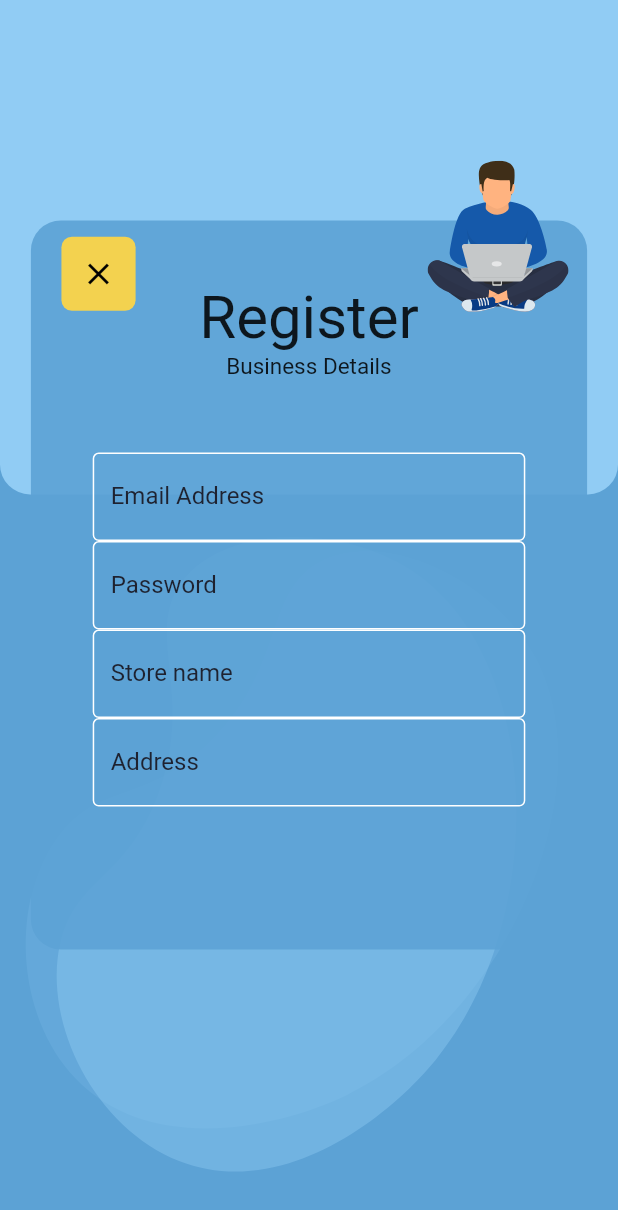
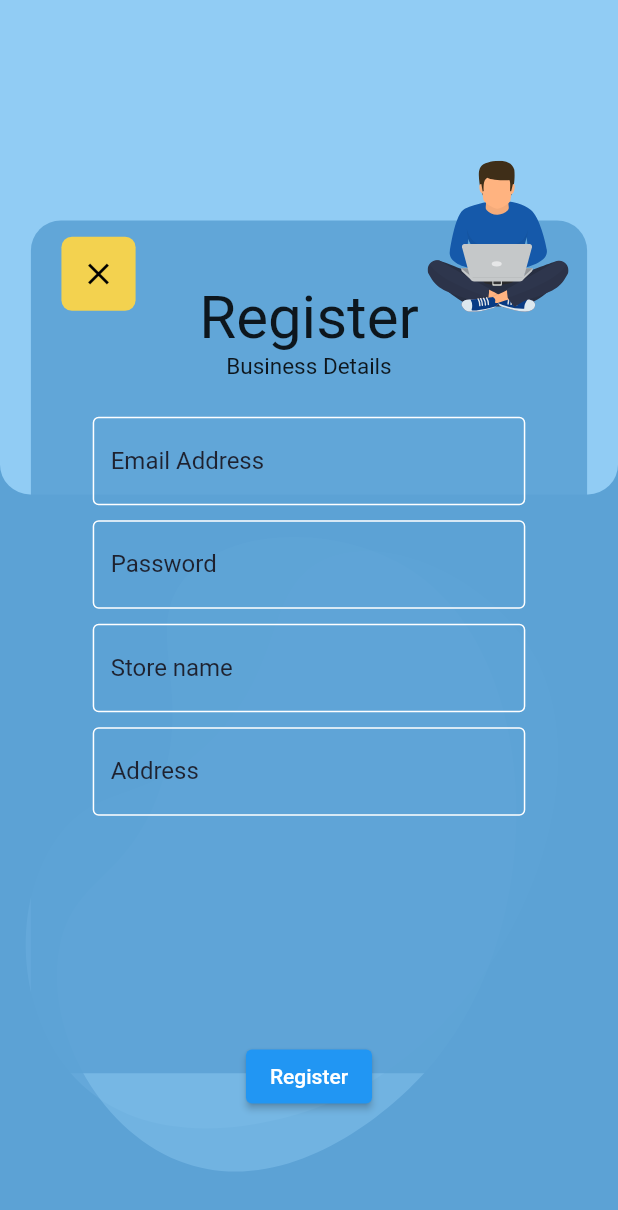
Before and after one commit to DSC-BGU/study-buddy, a Flutter app: the AuthScreen screen opened by its route, on a phone screen of 412 x 824 dp. Shown: the top 1210 px of the screen. Run offline on Flutter 3.47's test engine with Material 2 defaults, Android fonts, the phone set to English and light mode, and no system bars; our stand-ins replace cloud_firestore, firebase_analytics, firebase_auth, firebase_core, firebase_crashlytics, firebase_storage and 7 more; missing offline and left inert: flutter_circular_slider, is_lock_screen, screen_state; accounts and stored records are empty; network calls fail; statements that could not run were skipped.

Commit message:
make the registration work

```diff
--- a/lib/Screens/sharedScreens/Authentication/auth_screen.dart
+++ b/lib/Screens/sharedScreens/Authentication/auth_screen.dart
@@ -1,14 +1,14 @@
+import 'package:cloud_firestore/cloud_firestore.dart';
 import 'package:flutter/material.dart';
 import 'package:firebase_auth/firebase_auth.dart';
 import 'package:flutter/services.dart';
-import 'package:cloud_firestore/cloud_firestore.dart';
 import 'package:flutter_svg/flutter_svg.dart';
+import 'package:image_picker/image_picker.dart';
 import 'package:study_buddy/utils/HexColor.dart';
+import 'package:study_buddy/utils/firebaseStorage.dart';
 import 'package:study_buddy/widgets/designs/Background.dart';
-import 'package:study_buddy/widgets/designs/TopCurve.dart';
-
+import "dart:io";
 import '../../../app_localizations.dart';
-import '../../../widgets/sharedWidgets/auth/auth_form.dart';
 
 class AuthScreen extends StatefulWidget {
   @override
@@ -20,11 +20,13 @@ class AuthScreen extends StatefulWidget {
 class _AuthScreenState extends State<AuthScreen> {
   String t(String text) => AppLocalizations.of(context).translate(text);
   final FirebaseAuth _auth = FirebaseAuth.instance;
+  final _formKey = GlobalKey<FormState>();
   var _isLoading = false;
   String userEmail = null;
   String password = null;
   String storeName = null;
   String address = null;
+  File _imageFile = null;
 
   // void _submitAuthForm(
   //   String email,
@@ -98,18 +100,48 @@ class _AuthScreenState extends State<AuthScreen> {
     );
   }
 
+  void register(BuildContext context) async {
+    UserCredential authResult;
+    // FirabaseStorageUtils.uploadImageToFirebase(context, _imageFile, 'test.jpg');
+    try {
+        print(this.userEmail);
+        print(this.password);
+        authResult = await _auth.createUserWithEmailAndPassword(
+          email: "test@testit.com",
+          password:"123456789"
+      );
+        await FirebaseFirestore.instance
+                .collection('users')
+                .doc(authResult.user.uid)
+                .set({
+              'username': storeName,
+              'email': userEmail,
+              'points': 0, // points,
+              'business': true
+            });
+    } on FirebaseAuthException catch (e) {
+      print(e);
+      if (e.code == 'weak-password') {
+        print('The password provided is too weak.');
+      } else if (e.code == 'email-already-in-use') {
+        print('The account already exists for that email.');
+      }
+    } catch (e) {
+      print(e);
+    }
+  }
+
   @override
   Widget build(BuildContext context) {
     return Scaffold(
       backgroundColor: HexColor("#5CA2D5"),
-      body: SafeArea(
+      body: Container(
         child: LayoutBuilder(builder: (ctx, constraints) {
           return Stack(
             children: [
               Background(),
               Container(
                 margin: EdgeInsets.only(top: constraints.maxHeight * 0.13),
-                child: Form(
                 child: Stack(
                   children: [
                     Row(
@@ -119,12 +151,15 @@ class _AuthScreenState extends State<AuthScreen> {
                           margin: EdgeInsets.only(
                             top: 39.8,
                           ),
-                            height: constraints.maxHeight * 0.59,
+                          height: constraints.maxHeight * 0.69,
                           width: constraints.maxWidth * 0.9,
                           decoration: BoxDecoration(
                             borderRadius: BorderRadius.circular(20),
                             color: Color.fromRGBO(92, 162, 213, 0.9),
                           ),
+                          child:
+                          Form(
+                            key: _formKey,
                             child: Container(
                               margin: EdgeInsets.only(
                                   top: constraints.maxHeight * 0.05),
@@ -140,12 +175,15 @@ class _AuthScreenState extends State<AuthScreen> {
                                   ),
                                   Container(
                                       margin: EdgeInsets.only(
-                                          top: constraints.maxHeight * 0.059,
+                                          top: constraints.maxHeight * 0.03,
                                           left: constraints.maxWidth * 0.1,
                                           right: constraints.maxWidth * 0.1),
                                       child: Column(
+                                        mainAxisAlignment:
+                                            MainAxisAlignment.spaceBetween,
                                         children: [
-                                          TextFormField(
+                                          Container(
+                                            child: TextFormField(
                                               decoration: generateDecoration(
                                                   "Email Address"),
                                               key: ValueKey('email'),
@@ -161,17 +199,20 @@ class _AuthScreenState extends State<AuthScreen> {
                                                   TextInputType.emailAddress,
                                               onSaved: (value) {
                                                 setState(() {
-                                                userEmail=value;
+                                                  userEmail = value;
                                                 });
                                               },
                                             ),
-                                          TextFormField(
+                                          ),
+                                          Container(
+                                            margin: EdgeInsets.only(top: 10),
+                                            child: TextFormField(
                                               decoration: generateDecoration(
                                                   "Password"),
                                               key: ValueKey('password'),
                                               validator: (value) {
                                                 if (value.isEmpty ||
-                                                  value.length<6) {
+                                                    value.length < 6) {
                                                   return t(
                                                       'Please enter a password with at least 6 characters.');
                                                 }
@@ -182,11 +223,14 @@ class _AuthScreenState extends State<AuthScreen> {
                                               obscureText: true,
                                               onSaved: (value) {
                                                 setState(() {
-                                                password=value;
+                                                  password = value;
                                                 });
                                               },
                                             ),
-                                          TextFormField(
+                                          ),
+                                          Container(
+                                            margin: EdgeInsets.only(top: 10),
+                                            child: TextFormField(
                                               decoration: generateDecoration(
                                                   "Store name"),
                                               key: ValueKey('name'),
@@ -197,18 +241,20 @@ class _AuthScreenState extends State<AuthScreen> {
                                                 }
                                                 return null;
                                               },
-                                            keyboardType:
-                                            TextInputType.name,
+                                              keyboardType: TextInputType.name,
                                               onSaved: (value) {
                                                 setState(() {
-                                                storeName=value;
+                                                  storeName = value;
                                                 });
                                               },
                                             ),
-                                          TextFormField(
-                                            decoration: generateDecoration(
-                                                "Address"),
-                                            key: ValueKey('name'),
+                                          ),
+                                          Container(
+                                            margin: EdgeInsets.only(top: 10),
+                                            child: TextFormField(
+                                              decoration:
+                                                  generateDecoration("Address"),
+                                              key: ValueKey('Address'),
                                               validator: (value) {
                                                 if (value.isEmpty) {
                                                   return t(
@@ -220,17 +266,66 @@ class _AuthScreenState extends State<AuthScreen> {
                                                   TextInputType.streetAddress,
                                               onSaved: (value) {
                                                 setState(() {
-                                                address=value;
+                                                  address = value;
                                                 });
                                               },
                                             ),
+                                          ),
+                                          // Container(
+                                          //   margin: EdgeInsets.only(top:10),
+                                          //   child: Row(
+                                          //     crossAxisAlignment:
+                                          //         CrossAxisAlignment.center,
+                                          //     children: [
+                                          //       Text(
+                                          //         t("Picture"),
+                                          //       ),
+                                          //       Container(
+                                          //         child: IconButton(
+                                          //             icon: Icon(Icons.image),
+                                          //             onPressed:  () async {
+                                          //               final picker = ImagePicker();
+                                          //               final pickedFile = await picker.getImage(source: ImageSource.camera);
+                                          //                 setState(() {
+                                          //                   _imageFile = File(pickedFile.path);
+                                          //                 });
+                                          //             }),
+                                          //         decoration: BoxDecoration(
+                                          //             borderRadius: BorderRadius.circular(10.0),
+                                          //             border: Border.all(color:Colors.white)
+                                          //         ),
+                                          //       )
+                                          //     ],
+                                          //   ),
+                                          // )
                                         ],
                                       ))
                                 ],
                               ),
                             ),
                           ),
+                        ),
                       ],
+                    ),
+                    Container(
+                      child: Padding(
+                        padding: EdgeInsets.only(bottom: constraints.maxHeight * 0.1),
+                        child: Column(
+                          mainAxisAlignment: MainAxisAlignment.end,
+                          crossAxisAlignment: CrossAxisAlignment.center,
+                          children: [
+                            Row(
+                              mainAxisAlignment: MainAxisAlignment.center,
+                              children: [
+                                ElevatedButton(
+                                  child: Text("Register"),
+                                  onPressed: (){this.register(context);},
+                                ),
+                              ],
+                            ),
+                          ],
+                        ),
+                      ),
                     ),
                     Container(
                       margin: EdgeInsets.symmetric(
@@ -267,24 +362,6 @@ class _AuthScreenState extends State<AuthScreen> {
                   ],
                 ),
               ),
-              ),
-              // Column(
-              //   mainAxisAlignment: MainAxisAlignment.spaceBetween,
-              //   children: [
-              //     Container(
-              //       width: constraints.maxWidth * 0.42,
-              //       height: constraints.maxHeight * 0.16,
-              //       child: Image.asset("assets/logo-temp.png"),
-              //     ),
-              //     Container(
-              //       height: constraints.maxHeight * 0.78,
-              //       child: AuthForm(
-              //         _submitAuthForm,
-              //         _isLoading,
-              //       ),
-              //     )
-              //   ],
-              // )
             ],
           );
         }),
--- a/lib/main.dart
+++ b/lib/main.dart
@@ -12,11 +12,8 @@ import 'package:study_buddy/utils/HexColor.dart';
 import 'package:study_buddy/utils/analyticsService.dart';
 
 import './app_localizations.dart';
-
-import './Screens/studentScreens/TabsScreen.dart';
 import './Screens/studentScreens/storeScreen.dart';
 import './Screens/studentScreens/categories_screen.dart';
-import './Screens/studentScreens/MainScreen/Dashboard.dart';
 import './Screens/studentScreens/category_stores_screen.dart';
 import './Screens/studentScreens/FocusScreen/FocusScreen.dart';
 import './Screens/studentScreens/FocusScreen/ResultScreen.dart';
@@ -100,14 +97,12 @@ class MyApp extends StatelessWidget {
               ),
           FocusScreen.routeName: (ctx) => FocusScreen(),
           MyCoupons.routeName: (ctx) => MyCoupons(),
-          Dashboard.routeName: (ctx) => Dashboard(),
           CategoriesScreen.routeName: (ctx) => CategoriesScreen(),
           CategoryStoresScreen.routeName: (ctx) => CategoryStoresScreen(),
           StoreScreen.routeName: (ctx) => StoreScreen(),
           ResultScreen.routeName: (ctx) => ResultScreen(),
           ScannerScreen.routeName: (ctx) => ScannerScreen(),
           AuthScreen.routeName: (ctx) => AuthScreen(),
-          'tabScreen': (ctx) => TabsScreen()
         },
       ),
     );
--- a/lib/widgets/sharedWidgets/auth/login_with_google_bar.dart
+++ b/lib/widgets/sharedWidgets/auth/login_with_google_bar.dart
@@ -2,7 +2,6 @@ import 'package:flutter/material.dart';
 import 'package:firebase_auth/firebase_auth.dart';
 import 'package:google_sign_in/google_sign_in.dart';
 import 'package:cloud_firestore/cloud_firestore.dart';
-import '../../../Screens/studentScreens/TabsScreen.dart';
 import '../../../app_localizations.dart';
 import '../../../Screens/sharedScreens/Authentication/auth_screen.dart';
 
```
Also changed, not shown: lib/Screens/studentScreens/MainScreen/Dashboard.dart (deleted, +0 -45 lines), lib/Screens/studentScreens/MainScreen/ProgressionGraph.dart (deleted, +0 -57 lines), lib/Screens/studentScreens/TabsScreen.dart (deleted, +0 -68 lines), lib/utils/firebaseStorage.dart (added, +12 -0 lines), pubspec.yaml (+16 -20 lines), pubspec.lock. Lines whose indentation alone changed are shown as unchanged.
